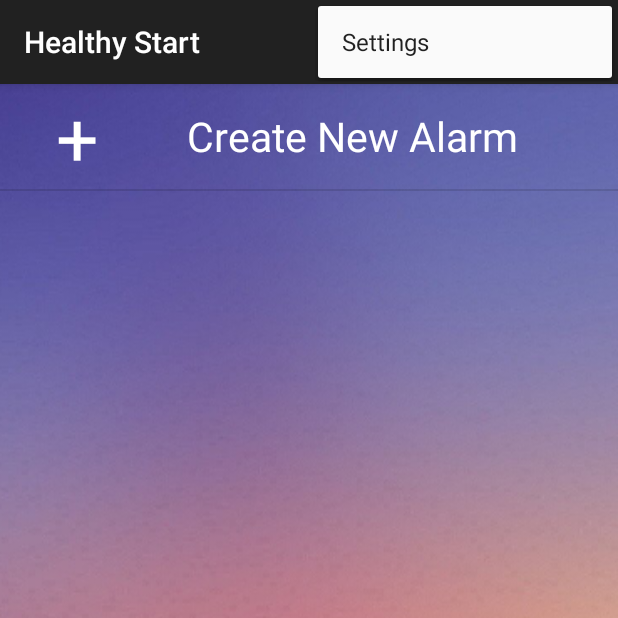
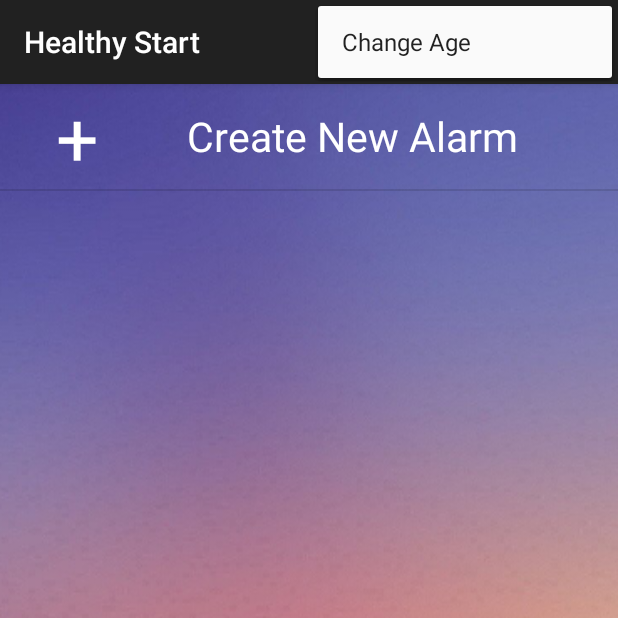
Before and after one commit to mccordnate/Healthy-Start-Alarm-Clock, an Android app: the screen it shows after launch (AlarmsActivity), with the options menu open, on a phone screen of 412 x 824 dp, the top half of it. Run offline under Robolectric (Android 15) with nearby library versions, the phone set to English and light mode, and no system bars; 2 statements that could not run were skipped.

```diff
--- a/app/src/main/java/vandyhacks/dios/hsphuc/healthystart/Models/User.java
+++ b/app/src/main/java/vandyhacks/dios/hsphuc/healthystart/Models/User.java
@@ -40,6 +40,10 @@ public class User {
         if (sharedPreferences != null) {
             save(sharedPreferences);
         }
+    }
+
+    public int getAge() {
+        return this.age;
     }
 
     /**
--- a/app/src/main/res/layout/age_dialog.xml
+++ b/app/src/main/res/layout/age_dialog.xml
@@ -10,11 +10,11 @@
         android:layout_height="wrap_content"
         android:layout_alignParentTop="true"
         android:layout_centerHorizontal="true"
-        android:layout_marginTop="64dp" />
+        android:layout_marginTop="20dp"/>
 
     <Button
         android:id="@+id/button1"
-        android:layout_width="wrap_content"
+        android:layout_width="match_parent"
         android:layout_height="wrap_content"
         android:layout_below="@id/numberPicker1"
         android:layout_centerHorizontal="true"
--- a/app/src/main/res/menu/alarms.xml
+++ b/app/src/main/res/menu/alarms.xml
@@ -2,8 +2,8 @@
     xmlns:app="http://schemas.android.com/apk/res-auto"
     xmlns:tools="http://schemas.android.com/tools"
     tools:context=".AlarmsActivity" >
-    <item android:id="@+id/action_settings"
-        android:title="@string/action_settings"
+    <item android:id="@+id/action_change_age"
+        android:title="@string/action_change_age"
         android:orderInCategory="100"
         app:showAsAction="never" />
     <item android:id="@+id/action_add_alarm"
--- a/app/src/main/res/values/colors.xml
+++ b/app/src/main/res/values/colors.xml
@@ -3,5 +3,6 @@
 
     <item name="white" type="color">#FFFFFF</item>
     <item name="titleBarPurple" type="color">#2D1954</item>
+    <color name="transparent">#00000000</color>
 
 </resources>
--- a/app/src/main/res/values/strings.xml
+++ b/app/src/main/res/values/strings.xml
@@ -2,7 +2,7 @@
 <resources>
 
     <string name="app_name">Healthy Start</string>
-    <string name="action_settings">Settings</string>
+    <string name="action_change_age">Change Age</string>
     <string name="set_age">Set Age</string>
 
     <string name="add_new_alarm">Create New Alarm</string>
--- a/app/src/main/res/values/styles.xml
+++ b/app/src/main/res/values/styles.xml
@@ -17,4 +17,9 @@
         <item name="android:textSize">18sp</item>
     </style>
 
+    <!-- Dialog theme -->
+    <style name="MyDialogStyle" parent="@android:style/Theme.Holo.Light.Dialog">
+        <item name="android:windowBackground">@drawable/dialog_bg</item>
+    </style>
+
 </resources>
```
Also changed, not shown: app/src/main/java/vandyhacks/dios/hsphuc/healthystart/AlarmsActivity.java (+36 -9 lines), app/src/main/java/vandyhacks/dios/hsphuc/healthystart/GenerateAlarmActivity.java (+0 -20 lines), app/src/main/res/menu/generate_alarm.xml (deleted, +0 -8 lines), 1 other file.
